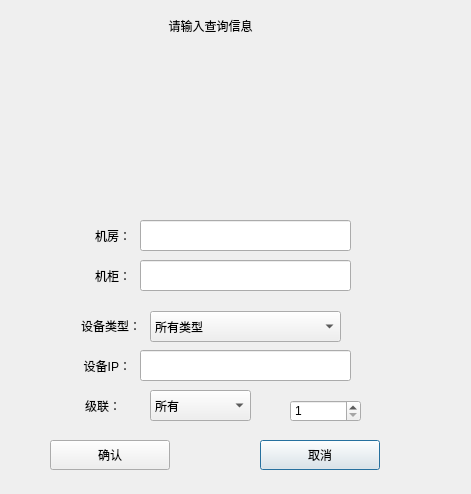
Before: the Qt Designer form CleverManagerV3/logs/logquerydlg/log_pdualarmquerydlg.ui in ChinaClever/CleverManagerV3, drawn with Qt 5.
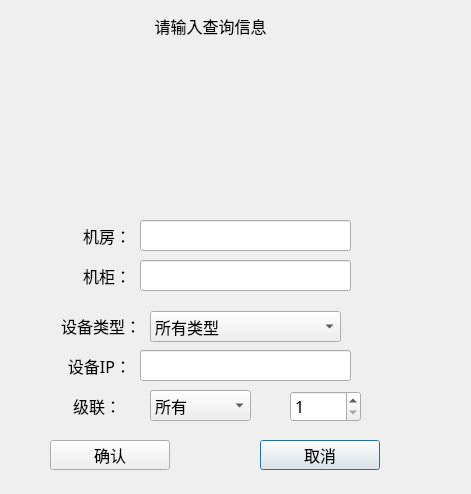
After: the same form once the commit is applied. Icons and pictures are not drawn.

```diff
--- a/CleverManagerV3/logs/logquerydlg/log_pdualarmquerydlg.ui
+++ b/CleverManagerV3/logs/logquerydlg/log_pdualarmquerydlg.ui
@@ -13,6 +13,9 @@
   <property name="windowTitle">
    <string>Dialog</string>
   </property>
+  <property name="styleSheet">
+   <string notr="true">#Log_PduAlarmQueryDlg{background-image: url(:/image/box_back.jpg);}</string>
+  </property>
   <widget class="QLabel" name="label_2">
    <property name="geometry">
     <rect>
@@ -22,6 +25,15 @@
      <height>31</height>
     </rect>
    </property>
+   <property name="font">
+    <font>
+     <family>微软雅黑</family>
+     <pointsize>12</pointsize>
+    </font>
+   </property>
+   <property name="styleSheet">
+    <string notr="true"/>
+   </property>
    <property name="text">
     <string>机房：</string>
    </property>
@@ -48,6 +60,15 @@
      <height>30</height>
     </rect>
    </property>
+   <property name="font">
+    <font>
+     <family>微软雅黑</family>
+     <pointsize>12</pointsize>
+    </font>
+   </property>
+   <property name="styleSheet">
+    <string notr="true"/>
+   </property>
    <property name="text">
     <string>取消</string>
    </property>
@@ -61,6 +82,15 @@
      <height>30</height>
     </rect>
    </property>
+   <property name="font">
+    <font>
+     <family>微软雅黑</family>
+     <pointsize>12</pointsize>
+    </font>
+   </property>
+   <property name="styleSheet">
+    <string notr="true"/>
+   </property>
    <property name="text">
     <string>确认</string>
    </property>
@@ -84,6 +114,15 @@
      <height>31</height>
     </rect>
    </property>
+   <property name="font">
+    <font>
+     <family>微软雅黑</family>
+     <pointsize>12</pointsize>
+    </font>
+   </property>
+   <property name="styleSheet">
+    <string notr="true"/>
+   </property>
    <property name="text">
     <string>请输入查询信息</string>
    </property>
@@ -110,6 +149,15 @@
      <height>31</height>
     </rect>
    </property>
+   <property name="font">
+    <font>
+     <family>微软雅黑</family>
+     <pointsize>12</pointsize>
+    </font>
+   </property>
+   <property name="styleSheet">
+    <string notr="true"/>
+   </property>
    <property name="text">
     <string>机柜：</string>
    </property>
@@ -126,6 +174,15 @@
      <height>31</height>
     </rect>
    </property>
+   <property name="font">
+    <font>
+     <family>微软雅黑</family>
+     <pointsize>12</pointsize>
+    </font>
+   </property>
+   <property name="styleSheet">
+    <string notr="true"/>
+   </property>
    <property name="text">
     <string>设备类型：</string>
    </property>
@@ -142,6 +199,15 @@
      <height>31</height>
     </rect>
    </property>
+   <property name="font">
+    <font>
+     <family>微软雅黑</family>
+     <pointsize>12</pointsize>
+    </font>
+   </property>
+   <property name="styleSheet">
+    <string notr="true"/>
+   </property>
    <property name="text">
     <string>设备IP：</string>
    </property>
@@ -158,6 +224,15 @@
      <height>31</height>
     </rect>
    </property>
+   <property name="font">
+    <font>
+     <family>微软雅黑</family>
+     <pointsize>12</pointsize>
+    </font>
+   </property>
+   <property name="styleSheet">
+    <string notr="true"/>
+   </property>
    <item>
     <property name="text">
      <string>所有类型</string>
@@ -208,6 +283,15 @@
      <height>31</height>
     </rect>
    </property>
+   <property name="font">
+    <font>
+     <family>微软雅黑</family>
+     <pointsize>12</pointsize>
+    </font>
+   </property>
+   <property name="styleSheet">
+    <string notr="true"/>
+   </property>
    <property name="text">
     <string>级联：</string>
    </property>
@@ -224,6 +308,15 @@
      <height>31</height>
     </rect>
    </property>
+   <property name="font">
+    <font>
+     <family>微软雅黑</family>
+     <pointsize>12</pointsize>
+    </font>
+   </property>
+   <property name="styleSheet">
+    <string notr="true"/>
+   </property>
    <item>
     <property name="text">
      <string>所有</string>
@@ -244,11 +337,20 @@
    <property name="geometry">
     <rect>
      <x>290</x>
-     <y>400</y>
+     <y>391</y>
      <width>71</width>
-     <height>22</height>
+     <height>31</height>
     </rect>
    </property>
+   <property name="font">
+    <font>
+     <family>微软雅黑</family>
+     <pointsize>12</pointsize>
+    </font>
+   </property>
+   <property name="styleSheet">
+    <string notr="true"/>
+   </property>
    <property name="minimum">
     <number>1</number>
    </property>
```
Left out of the diff: 36 changed lines with no effect on the pictures.
